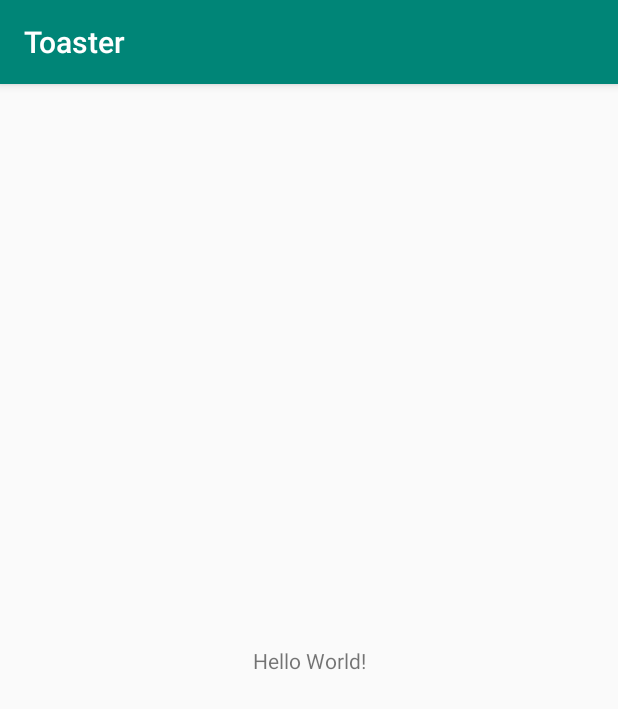
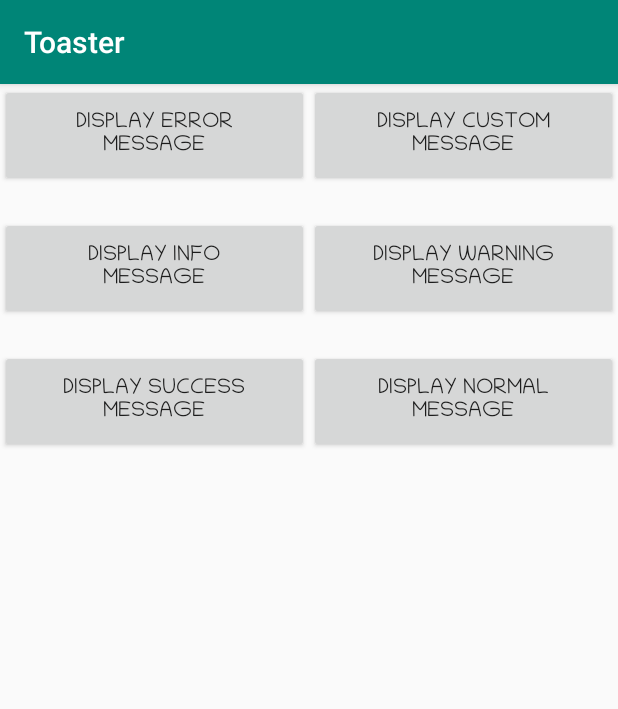
Before and after one commit to Evangelidis91/TanTinToast, an Android app: the screen it shows after launch (MainActivity), on a phone screen of 412 x 824 dp. Shown: the top 709 px of the screen. Run offline under Robolectric (Android 15) with nearby library versions, the phone set to English and light mode, and no system bars.

Commit message:
Update Ui v1.1.2

```diff
--- a/app/src/main/java/com/evangelidis/toaster/MainActivity.kt
+++ b/app/src/main/java/com/evangelidis/toaster/MainActivity.kt
@@ -1,20 +1,68 @@
 package com.evangelidis.toaster
 
+import android.os.Bundle
 import androidx.appcompat.app.AppCompatActivity
-import android.os.Bundle
 import com.evangelidis.tantintoast.TanTinToast
+import com.evangelidis.toaster.databinding.ActivityMainBinding
 
 class MainActivity : AppCompatActivity() {
 
+    private val binding: ActivityMainBinding by lazy { ActivityMainBinding.inflate(layoutInflater) }
+
     override fun onCreate(savedInstanceState: Bundle?) {
         super.onCreate(savedInstanceState)
-        setContentView(R.layout.activity_main)
+        setContentView(binding.root)
 
-        TanTinToast.Warning(this).show()
+        with(binding) {
+            errorButton.setOnClickListener { displayErrorMessage() }
+            customButton.setOnClickListener { displayCustomMessage() }
+            infoButton.setOnClickListener { displayInfoMessage() }
+            warningButton.setOnClickListener { displayWarningMessage() }
+            normalButton.setOnClickListener { displayNormalMessage() }
+            successButton.setOnClickListener { displaySuccessMessage() }
+        }
+    }
 
+    private fun displaySuccessMessage() {
         TanTinToast.Success(this)
-            .text("Success Toastgjhkf")
+            .text("Success Toast")
             .show()
+    }
 
+    private fun displayNormalMessage() {
+        TanTinToast.Normal(this)
+            .text("Normal Toast")
+            .show()
+    }
+
+    private fun displayWarningMessage() {
+        TanTinToast.Warning(this)
+            .text("Warning Toast")
+            .time(TanTinToast.SHORT)
+            .show()
+    }
+
+    private fun displayInfoMessage() {
+        TanTinToast.Info(this)
+            .text("Info Toast")
+            .show()
+    }
+
+    private fun displayCustomMessage() {
+        TanTinToast.Custom(this)
+            .text("Custom Toast")
+            .icon(R.drawable.ic_error)
+            .background(R.color.colorPrimaryDark)
+            .textColor(R.color.colorAccent)
+            .time(TanTinToast.LONG)
+            .typeface(R.font.montserrat)
+            .show()
+    }
+
+    private fun displayErrorMessage() {
+        TanTinToast.Error(this)
+            .text("Error Toast")
+            .time(TanTinToast.LONG)
+            .show()
     }
 }
--- a/app/src/main/res/layout/activity_main.xml
+++ b/app/src/main/res/layout/activity_main.xml
@@ -3,16 +3,85 @@
     xmlns:app="http://schemas.android.com/apk/res-auto"
     xmlns:tools="http://schemas.android.com/tools"
     android:layout_width="match_parent"
+    android:id="@+id/root_view"
     android:layout_height="match_parent"
+    android:layout_margin="15dp"
     tools:context=".MainActivity">
 
-    <TextView
-        android:layout_width="wrap_content"
+    <Button
+        android:id="@+id/error_button"
+        android:layout_width="0dp"
         android:layout_height="wrap_content"
-        android:text="Hello World!"
-        app:layout_constraintBottom_toBottomOf="parent"
-        app:layout_constraintLeft_toLeftOf="parent"
-        app:layout_constraintRight_toRightOf="parent"
-        app:layout_constraintTop_toTopOf="parent" />
+        android:gravity="center"
+        android:padding="15dp"
+        android:text="Display Error\nMessage"
+        app:fontFamily="@font/chilanka"
+        app:layout_constraintStart_toStartOf="parent"
+        app:layout_constraintTop_toTopOf="parent"
+        app:layout_constraintWidth_percent=".5" />
+
+    <Button
+        android:id="@+id/custom_button"
+        android:layout_width="0dp"
+        android:layout_height="wrap_content"
+        android:gravity="center"
+        android:padding="15dp"
+        android:text="Display Custom\nMessage"
+        app:fontFamily="@font/chilanka"
+        app:layout_constraintEnd_toEndOf="parent"
+        app:layout_constraintTop_toTopOf="parent"
+        app:layout_constraintWidth_percent=".5" />
+
+    <Button
+        android:id="@+id/info_button"
+        android:layout_width="0dp"
+        android:layout_height="wrap_content"
+        android:layout_marginTop="20dp"
+        android:gravity="center"
+        android:padding="15dp"
+        android:text="Display Info\nMessage"
+        app:fontFamily="@font/chilanka"
+        app:layout_constraintStart_toStartOf="parent"
+        app:layout_constraintTop_toBottomOf="@+id/error_button"
+        app:layout_constraintWidth_percent="0.5" />
+
+    <Button
+        android:id="@+id/warning_button"
+        android:layout_width="0dp"
+        android:layout_height="wrap_content"
+        android:layout_marginTop="20dp"
+        android:gravity="center"
+        android:padding="15dp"
+        android:text="Display Warning\nMessage"
+        app:fontFamily="@font/chilanka"
+        app:layout_constraintEnd_toEndOf="parent"
+        app:layout_constraintTop_toBottomOf="@+id/custom_button"
+        app:layout_constraintWidth_percent="0.5" />
+
+    <Button
+        android:id="@+id/success_button"
+        android:layout_width="0dp"
+        android:layout_height="wrap_content"
+        android:layout_marginTop="20dp"
+        android:gravity="center"
+        android:padding="15dp"
+        android:text="Display Success\nMessage"
+        app:fontFamily="@font/chilanka"
+        app:layout_constraintStart_toStartOf="parent"
+        app:layout_constraintTop_toBottomOf="@+id/info_button"
+        app:layout_constraintWidth_percent="0.5" />
+
+    <Button
+        android:id="@+id/normal_button"
+        android:layout_width="0dp"
+        android:layout_height="wrap_content"
+        android:layout_marginTop="20dp"
+        android:gravity="center"
+        android:padding="15dp"
+        android:text="Display Normal\nMessage"
+        app:fontFamily="@font/chilanka"
+        app:layout_constraintEnd_toEndOf="parent"
+        app:layout_constraintTop_toBottomOf="@+id/warning_button"
+        app:layout_constraintWidth_percent="0.5" />
 
 </androidx.constraintlayout.widget.ConstraintLayout>
--- a/build.gradle
+++ b/build.gradle
@@ -1,14 +1,14 @@
 // Top-level build file where you can add configuration options common to all sub-projects/modules.
 
 buildscript {
-    ext.kotlin_version = '1.3.61'
+    ext.kotlin_version = '1.3.72'
     repositories {
         google()
         jcenter()
 
     }
     dependencies {
-        classpath 'com.android.tools.build:gradle:3.6.0'
+        classpath 'com.android.tools.build:gradle:4.0.1'
         classpath "org.jetbrains.kotlin:kotlin-gradle-plugin:$kotlin_version"
         // NOTE: Do not place your application dependencies here; they belong
         // in the individual module build.gradle files
--- a/tantintoast/src/main/res/layout/info_toast_layout.xml
+++ b/tantintoast/src/main/res/layout/info_toast_layout.xml
@@ -36,6 +36,7 @@
         android:paddingRight="10dp"
         android:textColor="#00529B"
         tools:text="Hello" />
+
     </RelativeLayout>
 
 </RelativeLayout>
--- a/tantintoast/src/main/res/layout/normal_toast_layout.xml
+++ b/tantintoast/src/main/res/layout/normal_toast_layout.xml
@@ -20,8 +20,8 @@
             android:layout_centerVertical="true"
             android:layout_gravity="center_vertical"
             android:layout_margin="8dp"
+            android:padding="5dp"
             android:ellipsize="end"
-            android:paddingRight="10dp"
             android:textColor="#FFF"
             tools:text="Hello" />
     </RelativeLayout>
```
Also changed, not shown: app/build.gradle (+10 -6 lines), tantintoast/build.gradle (+8 -4 lines), tantintoast/src/main/java/com/evangelidis/tantintoast/TanTinToast.kt (+71 -73 lines), tantintoast/src/main/res/drawable/toast_custom_background.xml (+9 -7 lines), tantintoast/src/main/res/layout/custom_toast_layout.xml (+3 -4 lines), app/src/main/res/font/chilanka.ttf (added), app/src/main/res/font/montserrat.ttf (added), gradle/wrapper/gradle-wrapper.properties. Lines whose indentation alone changed are shown as unchanged.
